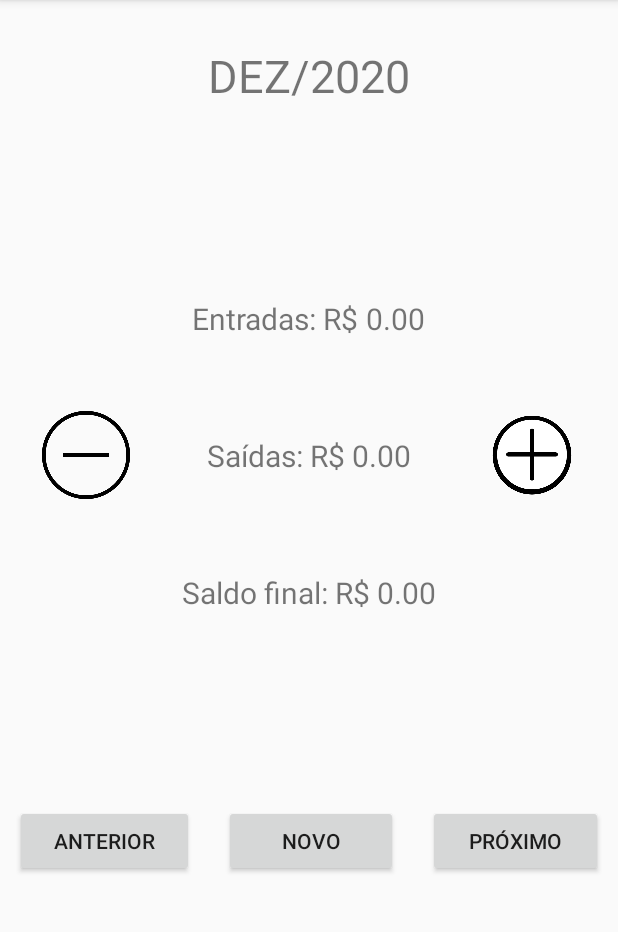
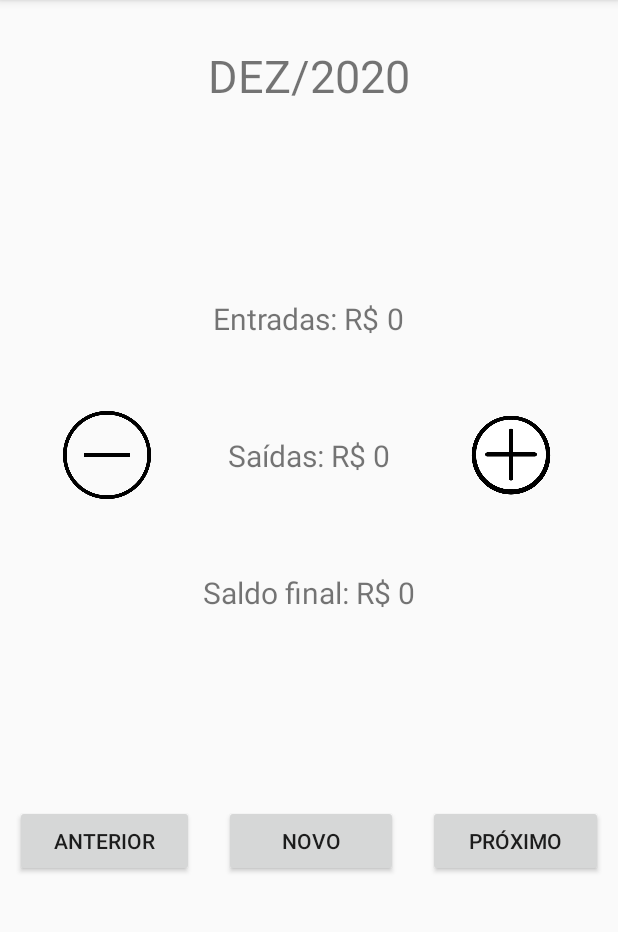
Before and after one commit to nigarofe/GestorFinanceiro, an Android app: the screen it shows after launch (MainActivity), on a phone screen of 412 x 824 dp, the part 84-1016 px from its top. Run offline under Robolectric (Android 15) with nearby library versions, the phone set to English and light mode, and no system bars.

Commit message:
Fim vídeo 32

```diff
--- a/app/src/main/java/com/ifmg/carteiramensal/MainActivity.java
+++ b/app/src/main/java/com/ifmg/carteiramensal/MainActivity.java
@@ -9,8 +9,10 @@ import android.widget.Button;
 import android.widget.ImageButton;
 import android.widget.TextView;
 import android.widget.Toast;
+
 import com.ifmg.carteiramensal.EventosBD;
 
+import java.util.ArrayList;
 import java.util.Calendar;
 
 public class MainActivity extends AppCompatActivity {
@@ -47,6 +49,7 @@ public class MainActivity extends AppCompatActivity {
         hoje = Calendar.getInstance();
         cal = Calendar.getInstance();
         atualizarMesAno();
+        atualizaValores();
     }
 
     private void atualizarMesAno() {
@@ -57,9 +60,9 @@ public class MainActivity extends AppCompatActivity {
         tituloMainTxt.setText(nomeMes[mes] + "/" + ano);
     }
 
-    private void atualizarMes(int quantidade){
+    private void atualizarMes(int quantidade) {
         cal.add(Calendar.MONTH, quantidade);
-        if (cal.after(hoje)){
+        if (cal.after(hoje)) {
             atualizarMes(-quantidade);
         } else {
             // Atualizar no BD
@@ -68,7 +71,7 @@ public class MainActivity extends AppCompatActivity {
         atualizarMesAno();
     }
 
-    private void cadastrarEventos(){
+    private void cadastrarEventos() {
         anteriorBtn.setOnClickListener(new View.OnClickListener() {
             @Override
             public void onClick(View v) {
@@ -108,4 +111,26 @@ public class MainActivity extends AppCompatActivity {
             }
         });
     }
+
+    private void atualizaValores() {
+        EventosBD db = new EventosBD(MainActivity.this);
+        ArrayList<Evento> listaEventosSaida = db.buscaEventos(1, cal);
+        ArrayList<Evento> listaEventosEntrada = db.buscaEventos(0, cal);
+
+        double entradaTotal = 0.0;
+        double saidaTotal = 0.0;
+        double saldoTotal = 0.0;
+
+        for (int i = 0; i < listaEventosEntrada.size(); i++) {
+            entradaTotal += listaEventosEntrada.get(i).getValor();
+        }
+        for (int i = 0; i < listaEventosSaida.size(); i++) {
+            saidaTotal += listaEventosSaida.get(i).getValor();
+        }
+        saldoTotal = entradaTotal - saidaTotal;
+
+        entradaTxt.setText(Math.round(entradaTotal) + "");
+        saidaTxt.setText(Math.round(saidaTotal) + "");
+        saldoTxt.setText(Math.round(saldoTotal) + "");
+    }
 }
--- a/app/src/main/java/com/ifmg/carteiramensal/VisualizarEventos.java
+++ b/app/src/main/java/com/ifmg/carteiramensal/VisualizarEventos.java
@@ -58,9 +58,14 @@ public class VisualizarEventos extends AppCompatActivity {
         EventosBD db = new EventosBD(this);
         eventos = db.buscaEventos(operacao, MainActivity.cal);
 
-
         adapter = new ItemListaEventos(getApplicationContext(), eventos);
         listaEventos.setAdapter(adapter);
+
+        double total = 0.0;
+        for(int i = 0; i < eventos.size(); i++){
+            total += eventos.get(i).getValor();
+        }
+        totalTxt.setText(total + "");
     }
 
     private void cadastrarEventos(){
```
